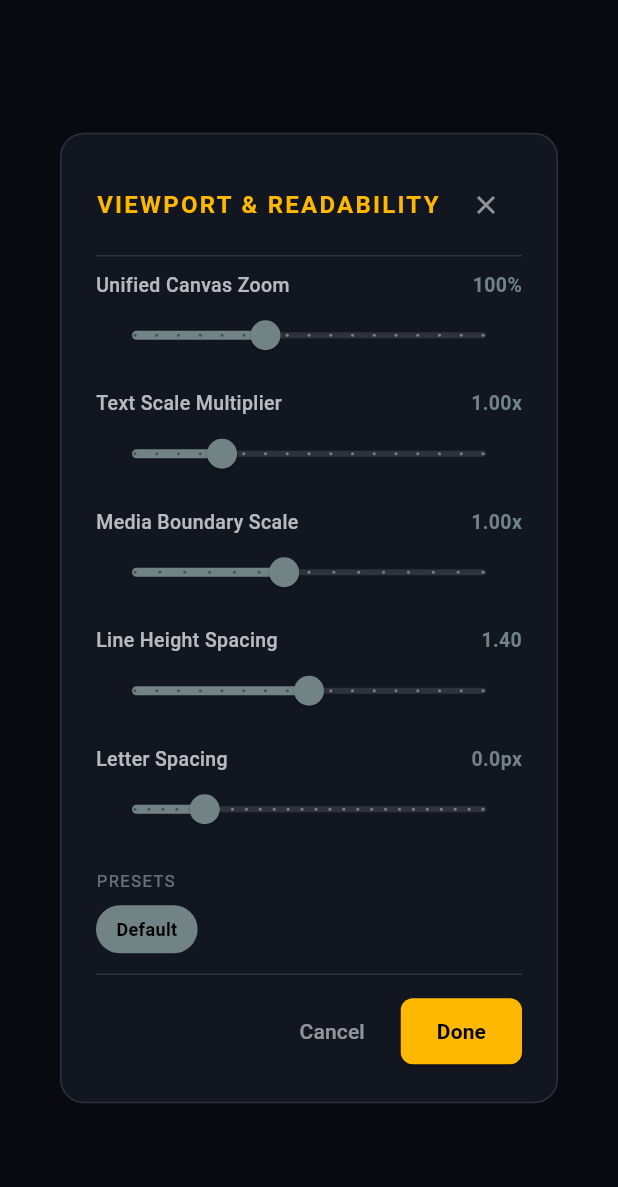
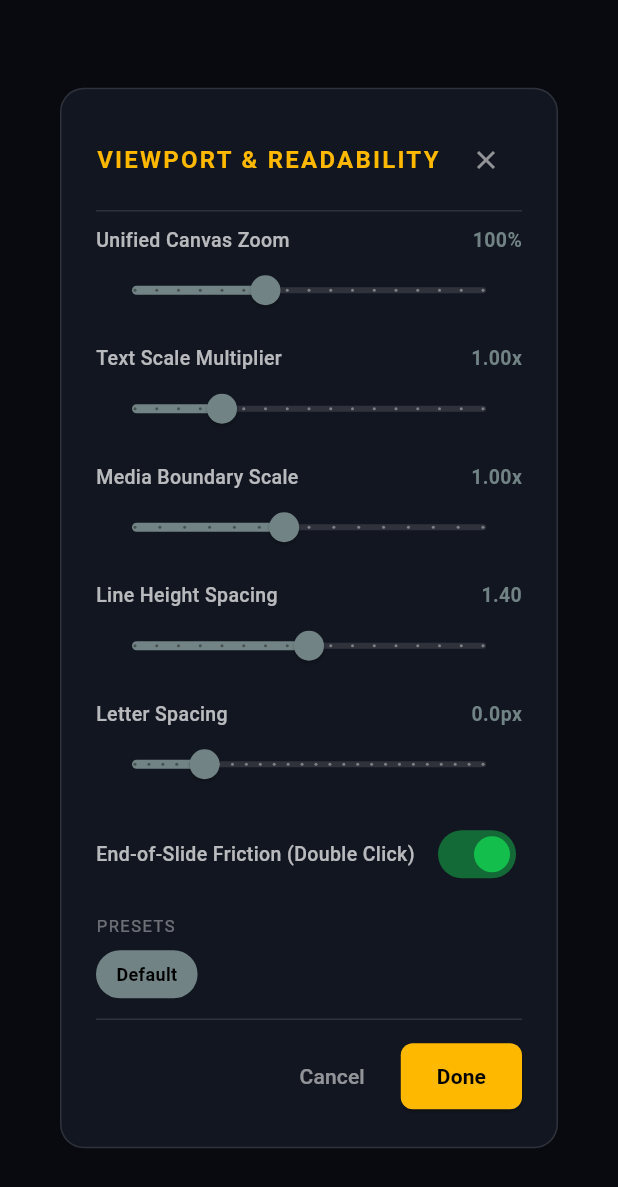
Before and after one commit to bisketashwin/design-gyan, a Flutter app: the ViewportSettingsDialog widget shown alone on an empty page, opened directly, on a phone screen of 412 x 824 dp. Shown: the top 1187 px of the screen. Run offline on Flutter 3.47's test engine with Material 3 defaults, Android fonts, the phone set to English and light mode, and no system bars; our stand-ins replace flutter_riverpod, shared_preferences, youtube_player_iframe; missing offline and left inert: pointer_interceptor; accounts and stored records are empty.

Commit message:
Slide end - double click to go to next slide. Enanable disable added to seeting

```diff
--- a/lib/models/viewport_settings_state.dart
+++ b/lib/models/viewport_settings_state.dart
@@ -6,7 +6,7 @@ class ViewportSettingsState {
   final double mediaScale;
   final double lineHeight;
   final double letterSpacing;
-
+  final bool isFrictionEnabled;
   final String? activePresetKey; // Null if no preset saved yet
   final Map<String, ViewportSettingsState> savedPresets;
 
@@ -16,6 +16,7 @@ class ViewportSettingsState {
     this.mediaScale = 1.0,
     this.lineHeight = 1.4,
     this.letterSpacing = 0.0,
+    this.isFrictionEnabled = true,
     this.activePresetKey,
     this.savedPresets = const {},
   });
@@ -39,6 +40,7 @@ class ViewportSettingsState {
     mediaScale: 1.0,
     lineHeight: 1.4,
     letterSpacing: 0.0,
+    isFrictionEnabled: true,
   );
 
   bool hasDeltaFrom(ViewportSettingsState other) {
@@ -46,7 +48,8 @@ class ViewportSettingsState {
         (textScale - other.textScale).abs() > 0.001 ||
         (mediaScale - other.mediaScale).abs() > 0.001 ||
         (lineHeight - other.lineHeight).abs() > 0.001 ||
-        (letterSpacing - other.letterSpacing).abs() > 0.001;
+        (letterSpacing - other.letterSpacing).abs() > 0.001 ||
+        isFrictionEnabled != other.isFrictionEnabled;
   }
 
   Map<String, dynamic> toJson() => {
@@ -55,6 +58,7 @@ class ViewportSettingsState {
         'mediaScale': mediaScale,
         'lineHeight': lineHeight,
         'letterSpacing': letterSpacing,
+        'isFrictionEnabled': isFrictionEnabled,
       };
 
   factory ViewportSettingsState.fromJson(Map<String, dynamic> json) {
@@ -64,6 +68,7 @@ class ViewportSettingsState {
       mediaScale: (json['mediaScale'] as num?)?.toDouble() ?? 1.0,
       lineHeight: (json['lineHeight'] as num?)?.toDouble() ?? 1.4,
       letterSpacing: (json['letterSpacing'] as num?)?.toDouble() ?? 0.0,
+      isFrictionEnabled: json['isFrictionEnabled'] as bool? ?? true,
     );
   }
 
@@ -75,6 +80,7 @@ class ViewportSettingsState {
     double? mediaScale,
     double? lineHeight,
     double? letterSpacing,
+    bool? isFrictionEnabled,
     String? activePresetKey,
     bool forceNullActivePreset = false,
     Map<String, ViewportSettingsState>? savedPresets,
@@ -85,6 +91,7 @@ class ViewportSettingsState {
       mediaScale: mediaScale ?? this.mediaScale,
       lineHeight: lineHeight ?? this.lineHeight,
       letterSpacing: letterSpacing ?? this.letterSpacing,
+      isFrictionEnabled: isFrictionEnabled ?? this.isFrictionEnabled,
       activePresetKey: forceNullActivePreset
           ? null
           : (activePresetKey ?? this.activePresetKey),
@@ -97,4 +104,5 @@ class ViewportSettingsState {
   String get formattedMediaScale => "${mediaScale.toStringAsFixed(2)}x";
   String get formattedLineHeight => lineHeight.toStringAsFixed(2);
   String get formattedLetterSpacing => "${letterSpacing.toStringAsFixed(1)}px";
+  String get frictionStatus => isFrictionEnabled ? "On" : "Off";
 }
--- a/lib/providers/viewport_setting_provider.dart
+++ b/lib/providers/viewport_setting_provider.dart
@@ -100,6 +100,9 @@ class ViewportSettingsNotifier extends Notifier<ViewportSettingsState> {
       forceNullActivePreset: currentKey == null,
     );
   }
+
+  void setFrictionEnabled(bool value) =>
+    _updateStateWithSliderDelta(state.copyWith(isFrictionEnabled: value));
 
   void setUnifiedZoom(double value) =>
       _updateStateWithSliderDelta(state.copyWith(unifiedZoom: value.clamp(0.7, 1.5)));
--- a/lib/widgets/view_port_settings_dialogue/viewport_settings_dialog.dart
+++ b/lib/widgets/view_port_settings_dialogue/viewport_settings_dialog.dart
@@ -106,6 +106,25 @@ class ViewportSettingsDialog extends ConsumerWidget {
                 onChanged: notifier.setLetterSpacing,
                 onResetProperty: notifier.resetLetterSpacing,
               ),
+              const SizedBox(height: 12),
+              Row(
+                mainAxisAlignment: MainAxisAlignment.spaceBetween,
+                children: [
+                  const Text(
+                    "End-of-Slide Friction (Double Click)",
+                    style: TextStyle(
+                      fontSize: 13,
+                      color: ViewportDialogTheme.textSecondary,
+                      fontWeight: FontWeight.w500,
+                    ),
+                  ),
+                  Switch(
+                    value: settings.isFrictionEnabled,
+                    activeColor: ViewportDialogTheme.editedSettingsColor,
+                    onChanged: notifier.setFrictionEnabled,
+                  ),
+                ],
+              ),
               const SizedBox(height: 16),
               const PresetSelectorRow(),
               const Divider(color: ViewportDialogTheme.dividerColor, height: 28),
```
Also changed, not shown: lib/providers/presentation_provider.dart (+57 -19 lines), lib/widgets/view_port_settings_dialogue/widgets/slide_end_indicator.dart (+29 -8 lines).
